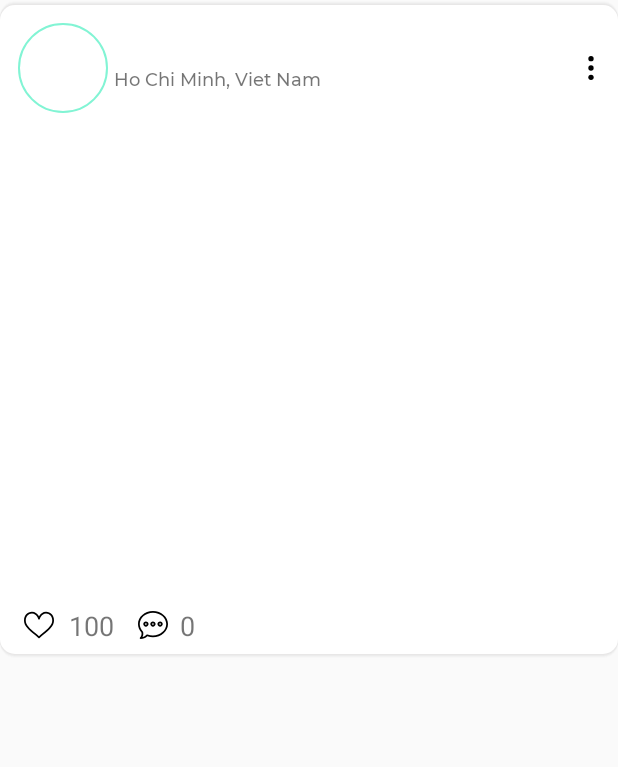
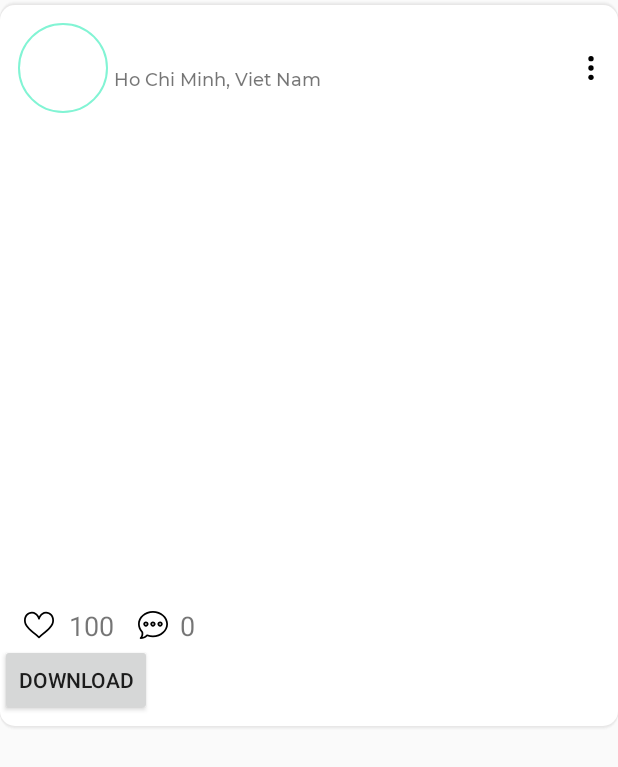
Before and after one commit to thiendum2020/wibumedia, an Android app: the layout post_item.xml on its own in the app's theme, with its tools: preview values and no code run, on a phone screen of 412 x 824 dp. Shown: the top 767 px of the screen. Run offline under Robolectric (Android 15) with nearby library versions, the phone set to English and light mode, and no system bars; plain views replace RoundedImageView.

Commit message:
update download hinh

```diff
--- a/app/build.gradle
+++ b/app/build.gradle
@@ -55,6 +55,7 @@ dependencies {
     annotationProcessor 'com.github.bumptech.glide:compiler:4.12.0'
 
     implementation 'com.squareup.picasso:picasso:2.71828'
+    implementation 'com.github.d-max:spots-dialog:0.7@aar'
 
     implementation 'com.github.AnyChart:AnyChart-Android:1.1.2'
     implementation project(':myLib')
--- a/app/src/main/res/layout/post_item.xml
+++ b/app/src/main/res/layout/post_item.xml
@@ -3,6 +3,7 @@
     xmlns:app="http://schemas.android.com/apk/res-auto"
     android:layout_width="match_parent"
     android:layout_height="wrap_content"
+    xmlns:tools="http://schemas.android.com/tools"
     android:layout_marginBottom="8dp"
     android:background="@drawable/bg_post_item"
     android:paddingBottom="10dp">
@@ -119,4 +120,12 @@
 <!--    app:layout_constraintStart_toStartOf="@+id/img_post"-->
 <!--    app:layout_constraintTop_toBottomOf="@+id/img_post"-->
 
+    <Button
+        android:id="@+id/btnDowwn"
+        android:layout_width="wrap_content"
+        android:layout_height="wrap_content"
+        android:text="Download"
+        app:layout_constraintTop_toBottomOf="@+id/tv_comment"
+        tools:ignore="MissingConstraints" />
+
 </androidx.constraintlayout.widget.ConstraintLayout>
```
Also changed, not shown: app/src/main/java/com/example/wibumedia/Adapters/PostAdapter.java (+35 -0 lines), app/src/main/java/com/example/wibumedia/SaveImageHelper.java (added, +57 -0 lines).
